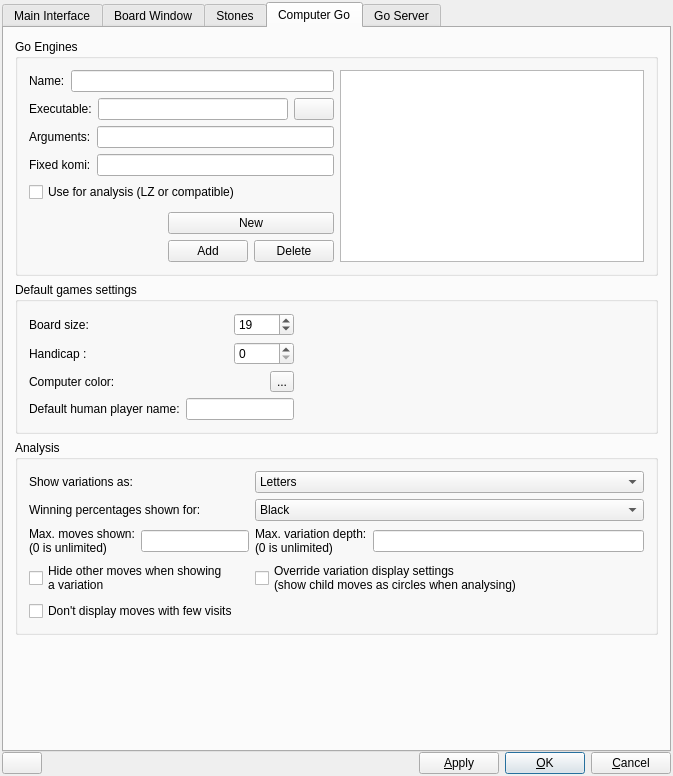
Qt form src/preferences_gui.ui (bernds/q5Go) before a commit.
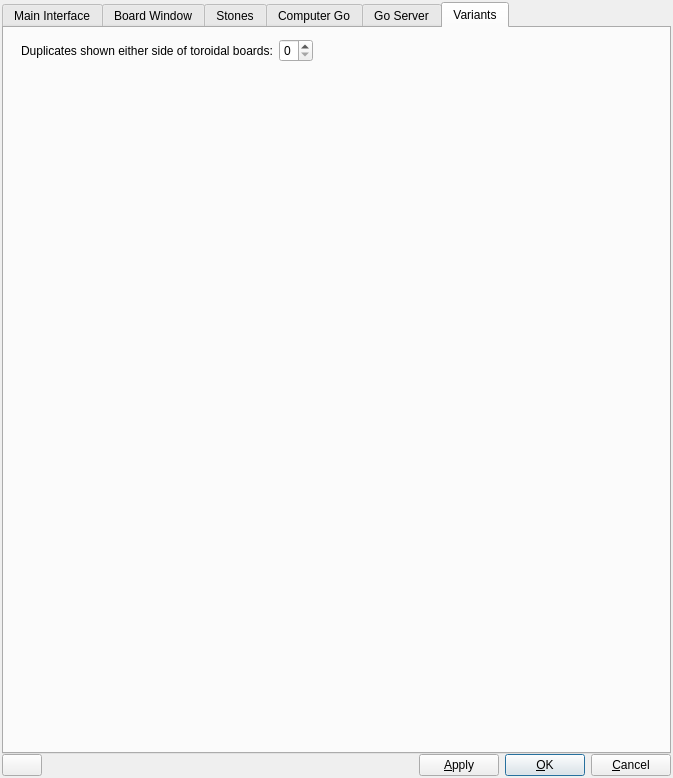
The same form after that commit. Icons and pictures are not drawn. Custom widgets are drawn as their Qt base class.

Commit message:
Add display features for toroidal Go: duplicates, and shifting
The number of duplicated squares can be configured in a new preferences tab,
and middle-click allows dragging along toroidal dimensions.

The edit to the form file:
```diff
--- a/src/preferences_gui.ui
+++ b/src/preferences_gui.ui
@@ -7,7 +7,7 @@
     <x>0</x>
     <y>0</y>
     <width>673</width>
-    <height>776</height>
+    <height>778</height>
    </rect>
   </property>
   <property name="sizePolicy">
@@ -183,7 +183,7 @@
       <string/>
      </property>
      <property name="currentIndex">
-      <number>3</number>
+      <number>5</number>
      </property>
      <widget class="QWidget" name="InterfaceTabWidget">
       <attribute name="title">
@@ -4222,6 +4222,44 @@
        </item>
       </layout>
      </widget>
+     <widget class="QWidget" name="tab_2">
+      <attribute name="title">
+       <string>Variants</string>
+      </attribute>
+      <layout class="QFormLayout" name="formLayout_2">
+       <item row="1" column="1">
+        <layout class="QHBoxLayout" name="horizontalLayout_13">
+         <item>
+          <widget class="QLabel" name="label_22">
+           <property name="text">
+            <string>Duplicates shown either side of toroidal boards:</string>
+           </property>
+          </widget>
+         </item>
+         <item>
+          <widget class="QSpinBox" name="toroidDupsSpin">
+           <property name="maximum">
+            <number>9</number>
+           </property>
+          </widget>
+         </item>
+         <item>
+          <spacer name="horizontalSpacer_5">
+           <property name="orientation">
+            <enum>Qt::Horizontal</enum>
+           </property>
+           <property name="sizeHint" stdset="0">
+            <size>
+             <width>0</width>
+             <height>20</height>
+            </size>
+           </property>
+          </spacer>
+         </item>
+        </layout>
+       </item>
+      </layout>
+     </widget>
     </widget>
    </item>
   </layout>
```
The commit also changes 7 other files.
